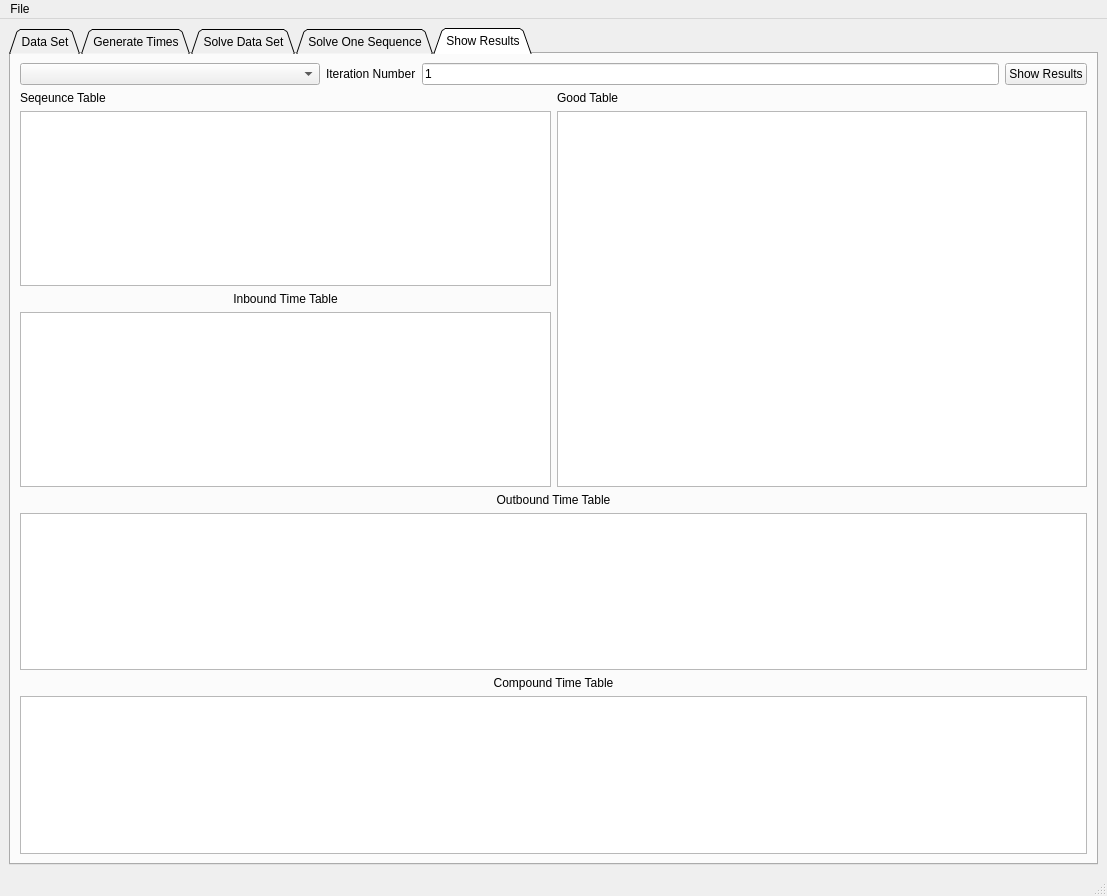
Before: the Qt Designer form windows/main_window.ui in mparlaktuna/capraz_sevkiyat1, drawn with Qt 5.
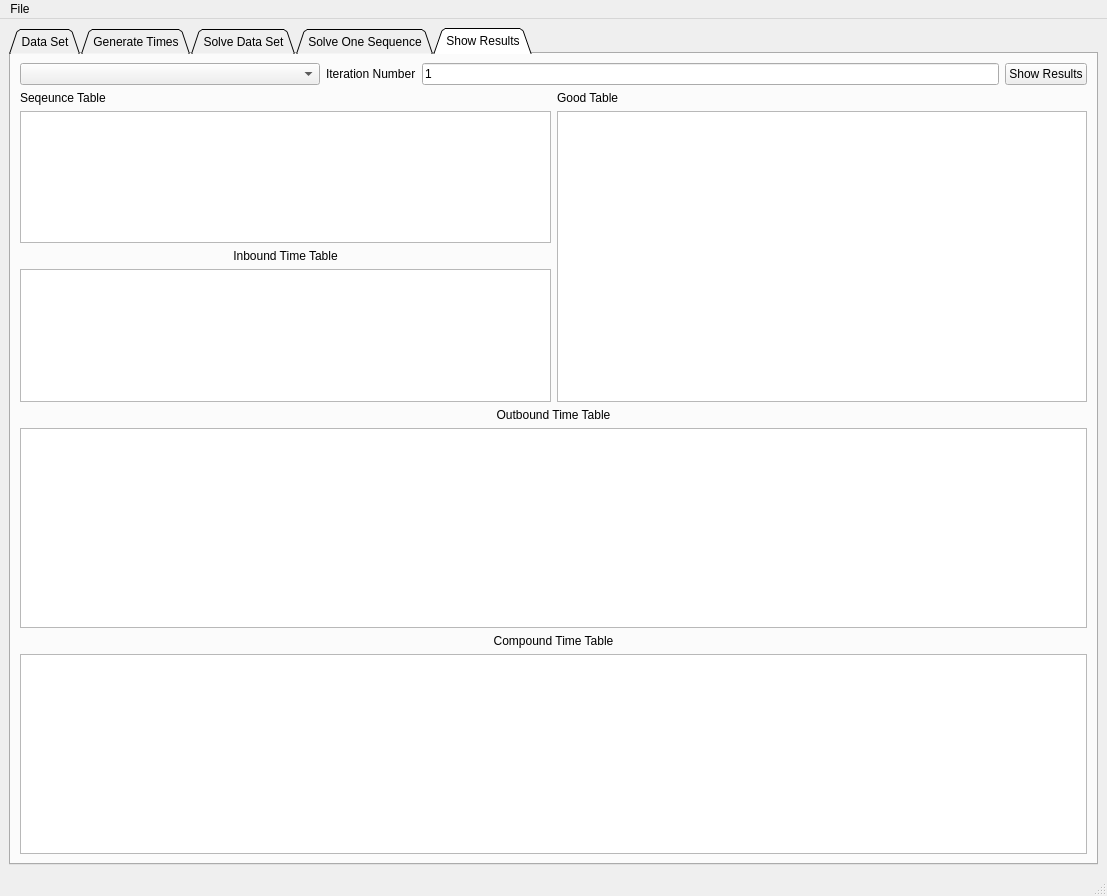
After: the same form once the commit is applied. The open tabs and pages were chosen to show the change. Custom widgets are drawn as their Qt base class.

Commit message: fixed windows size problem with big solutions

```diff
--- a/windows/main_window.ui
+++ b/windows/main_window.ui
@@ -713,7 +713,7 @@
         <item row="1" column="0">
          <layout class="QVBoxLayout" name="verticalLayout_15">
           <item>
-           <layout class="QHBoxLayout" name="horizontalLayout_6">
+           <layout class="QHBoxLayout" name="horizontalLayout_6" stretch="1,1">
             <item>
              <layout class="QVBoxLayout" name="verticalLayout_12">
               <item>
@@ -726,7 +726,14 @@
                  </widget>
                 </item>
                 <item>
-                 <widget class="ClipboardTableView" name="sequence_table"/>
+                 <widget class="ClipboardTableView" name="sequence_table">
+                  <property name="minimumSize">
+                   <size>
+                    <width>400</width>
+                    <height>0</height>
+                   </size>
+                  </property>
+                 </widget>
                 </item>
                </layout>
               </item>
@@ -743,7 +750,14 @@
                  </widget>
                 </item>
                 <item>
-                 <widget class="ClipboardTableView" name="inbound_time_table"/>
+                 <widget class="ClipboardTableView" name="inbound_time_table">
+                  <property name="minimumSize">
+                   <size>
+                    <width>400</width>
+                    <height>0</height>
+                   </size>
+                  </property>
+                 </widget>
                 </item>
                </layout>
               </item>
@@ -785,7 +799,14 @@
              </widget>
             </item>
             <item>
-             <widget class="ClipboardTableView" name="outbound_time_table"/>
+             <widget class="ClipboardTableView" name="outbound_time_table">
+              <property name="minimumSize">
+               <size>
+                <width>0</width>
+                <height>200</height>
+               </size>
+              </property>
+             </widget>
             </item>
            </layout>
           </item>
@@ -802,7 +823,14 @@
              </widget>
             </item>
             <item>
-             <widget class="ClipboardTableView" name="compound_time_table"/>
+             <widget class="ClipboardTableView" name="compound_time_table">
+              <property name="minimumSize">
+               <size>
+                <width>0</width>
+                <height>200</height>
+               </size>
+              </property>
+             </widget>
             </item>
            </layout>
           </item>
```
Left out of the diff: 2 changed lines with no effect on the pictures. The commit also changes 2 other files.
